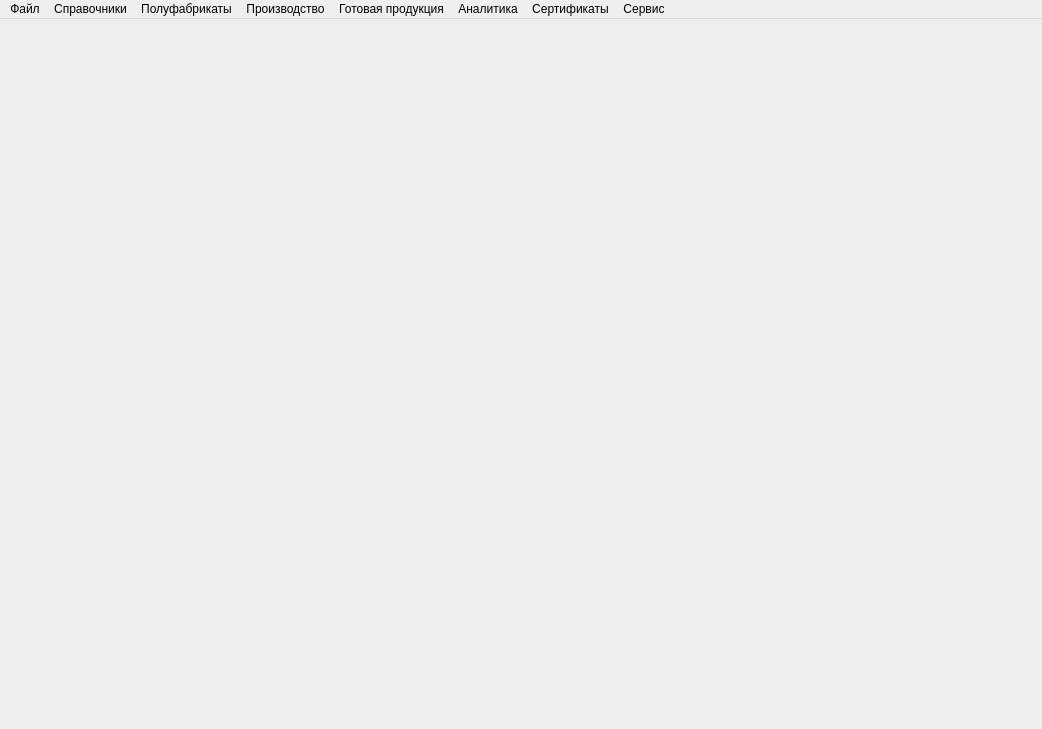
Old version of the form mainwindow.ui in the repository Sergeyego/wire_pr.
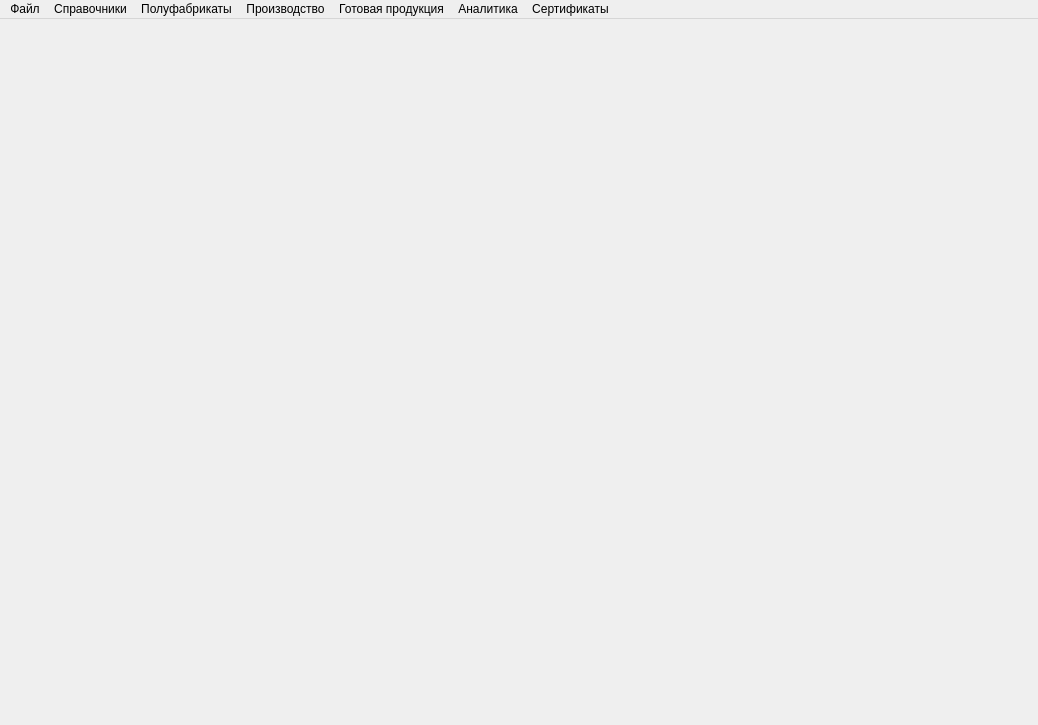
New version of the form. Icons and pictures are not drawn.

Patch:
```diff
--- a/mainwindow.ui
+++ b/mainwindow.ui
@@ -6,8 +6,8 @@
    <rect>
     <x>0</x>
     <y>0</y>
-    <width>1042</width>
-    <height>729</height>
+    <width>1038</width>
+    <height>725</height>
    </rect>
   </property>
   <property name="windowTitle">
@@ -35,8 +35,8 @@
     <rect>
      <x>0</x>
      <y>0</y>
-     <width>1042</width>
-     <height>22</height>
+     <width>1038</width>
+     <height>25</height>
     </rect>
    </property>
    <widget class="QMenu" name="menu">
@@ -91,12 +91,6 @@
     <addaction name="actionShip"/>
     <addaction name="actionCod"/>
    </widget>
-   <widget class="QMenu" name="menu_7">
-    <property name="title">
-     <string>Сервис</string>
-    </property>
-    <addaction name="actionRefresh"/>
-   </widget>
    <widget class="QMenu" name="menu_8">
     <property name="title">
      <string>Полуфабрикаты</string>
@@ -115,7 +109,6 @@
    <addaction name="menu_4"/>
    <addaction name="menu_5"/>
    <addaction name="menu_6"/>
-   <addaction name="menu_7"/>
   </widget>
   <action name="actionEdtWire">
    <property name="text">
```
